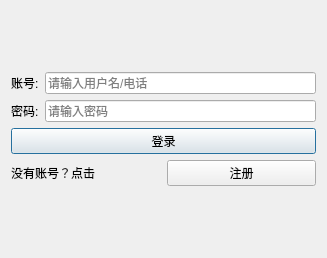
The window that dbclient/login.ui (sayazaaa/SmMed) describes before a commit, drawn with Qt 5.
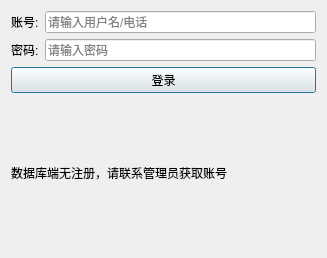
The same window after the commit.

Diff of the .ui file:
```diff
--- a/dbclient/login.ui
+++ b/dbclient/login.ui
@@ -70,14 +70,7 @@
        <item>
         <widget class="QLabel" name="label_3">
          <property name="text">
-          <string>没有账号？点击</string>
-         </property>
-        </widget>
-       </item>
-       <item>
-        <widget class="QPushButton" name="pushButton_2">
-         <property name="text">
-          <string>注册</string>
+          <string>数据库端无注册，请联系管理员获取账号</string>
          </property>
         </widget>
        </item>
```
